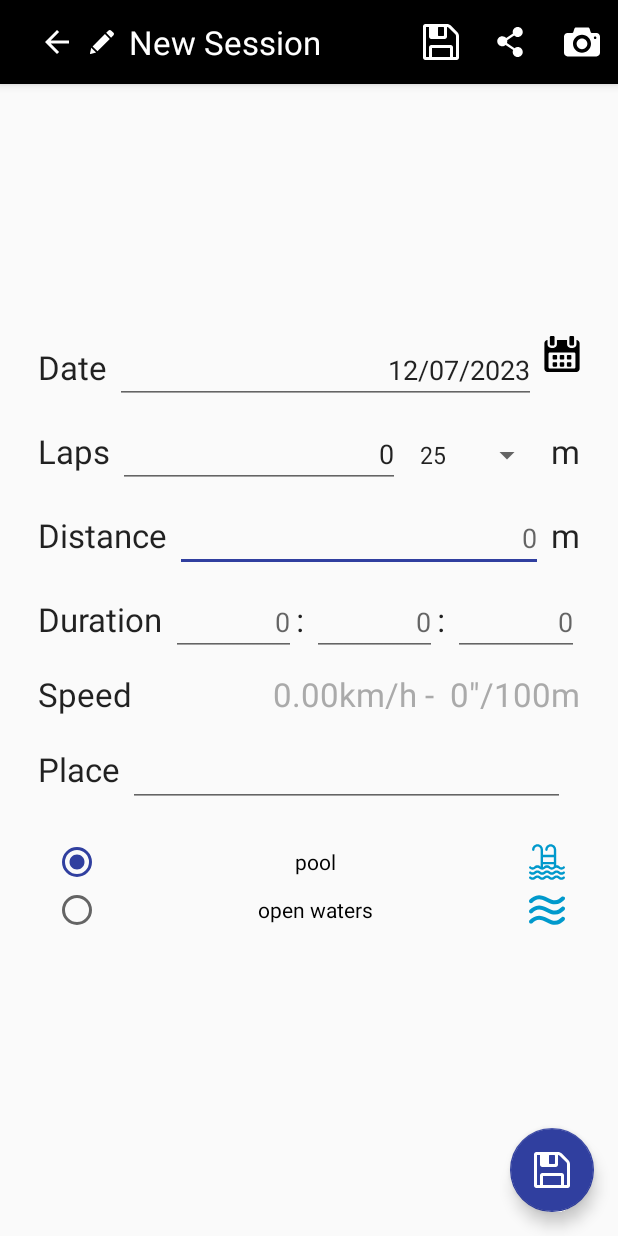
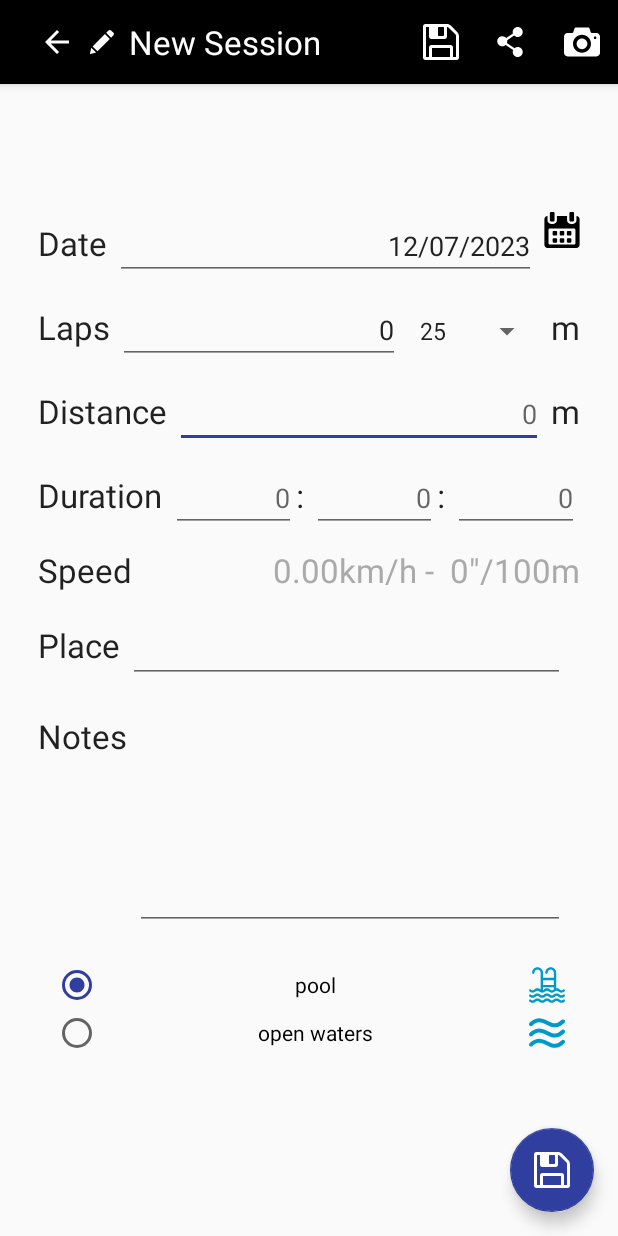
Before and after one commit to Baltasarq/nadamillas, an Android app: the screen it shows after launch (EditSessionActivity), after a tap on "New", on a phone screen of 412 x 824 dp. Run offline under Robolectric (Android 15) with nearby library versions, the phone set to English and light mode, and no system bars; 3 other taps on this screen came first.

Commit message:
Fixes issue #8: adds a 'notes' field in session

```diff
--- a/app/build.gradle
+++ b/app/build.gradle
@@ -6,11 +6,11 @@ android {
         applicationId "com.devbaltasarq.nadamillas"
         minSdk 21
         targetSdk 34
-        versionCode 27
-        versionName '1.2.8'
+        versionCode 28
+        versionName '1.2.9'
         testInstrumentationRunner 'androidx.test.runner.AndroidJUnitRunner'
         vectorDrawables.useSupportLibrary = true
-        versionNameSuffix '.20231204'
+        versionNameSuffix '.20231207'
     }
     buildTypes {
         release {
--- a/app/src/main/java/com/devbaltasarq/nadamillas/core/AppInfo.java
+++ b/app/src/main/java/com/devbaltasarq/nadamillas/core/AppInfo.java
@@ -7,8 +7,8 @@ package com.devbaltasarq.nadamillas.core;
 public class AppInfo {
     public static final String AUTHOR = "dev::baltasarq";
     public static final String EMAIL = "baltasarq@gmail.com";
-    public static final String VERSION = "1.2.8";
-    public static final String SERIAL = "20231204";
+    public static final String VERSION = "1.2.9";
+    public static final String SERIAL = "20231207";
     public static final String LICENSE = "MIT license";
     public static final String COPYRIGHT = "(c) 2019/23";
 
--- a/app/src/main/java/com/devbaltasarq/nadamillas/core/DataStore.java
+++ b/app/src/main/java/com/devbaltasarq/nadamillas/core/DataStore.java
@@ -3,16 +3,12 @@
 
 package com.devbaltasarq.nadamillas.core;
 
-import android.content.ContentResolver;
 import android.content.ContentValues;
 import android.content.Context;
 import android.database.Cursor;
 import android.database.SQLException;
 import android.database.sqlite.SQLiteDatabase;
 import android.database.sqlite.SQLiteOpenHelper;
-import android.net.Uri;
-import android.os.Environment;
-import android.provider.MediaStore;
 import android.util.JsonReader;
 import android.util.JsonWriter;
 import android.util.Log;
@@ -41,7 +37,7 @@ public class DataStore extends SQLiteOpenHelper {
     private static final String LOG_TAG = DataStore.class.getSimpleName();
     public static final String DIR_BACKUP_NAME = "backup";
     public static final String EXT_BACKUP_FILE = "json";
-    private static final int VERSION = 5;
+    private static final int VERSION = 7;
     private static final String NAME = "swimming_workouts";
     private static final String TABLE_YEARS = "years";
     private static final String TABLE_SESSIONS = "workouts";
@@ -86,7 +82,7 @@ public class DataStore extends SQLiteOpenHelper {
     {
         Log.d( LOG_TAG, "upgrading database.");
 
-        try{
+        try {
             db.beginTransaction();
 
             createYearsInfoTable( db );
@@ -119,7 +115,8 @@ public class DataStore extends SQLiteOpenHelper {
                         + SessionStorage.FIELD_DISTANCE + " integer NOT NULL,"
                         + SessionStorage.FIELD_AT_POOL + " boolean NOT NULL,"
                         + SessionStorage.FIELD_SECONDS + " integer NOT NULL,"
-                        + SessionStorage.FIELD_PLACE + " text NOT NULL DEFAULT \"\")"
+                        + SessionStorage.FIELD_PLACE + " text NOT NULL DEFAULT \"\","
+                        + SessionStorage.FIELD_NOTES + " text NOT NULL DEFAULT \"\")"
         );
     }
 
@@ -140,17 +137,36 @@ public class DataStore extends SQLiteOpenHelper {
 
         if ( newVersion > oldVersion ) {
             if ( oldVersion <= 3 ) {
+                try {
                     // Add the time column to the sessions table.
                     db.execSQL( "ALTER TABLE " + TABLE_SESSIONS
                             + " ADD COLUMN " +  SessionStorage.FIELD_SECONDS
                             + " integer NOT NULL DEFAULT 0;" );
+                } catch(SQLException exc) {
+                    Log.e( LOG_TAG, exc.getMessage() );
+                }
             }
 
             if ( oldVersion <= 5 ) {
+                try {
                     // Add the place column to the sessions table.
                     db.execSQL( "ALTER TABLE " + TABLE_SESSIONS
                             + " ADD COLUMN " +  SessionStorage.FIELD_PLACE
                             + " text NOT NULL DEFAULT \"\";" );
+                } catch(SQLException exc) {
+                    Log.e( LOG_TAG, exc.getMessage() );
+                }
+            }
+
+            if ( oldVersion <= 7 ) {
+                try {
+                    // Add the notes column to the sessions table.
+                    db.execSQL( "ALTER TABLE " + TABLE_SESSIONS
+                            + " ADD COLUMN " +  SessionStorage.FIELD_NOTES
+                            + " text NOT NULL DEFAULT \"\";" );
+                } catch(SQLException exc) {
+                    Log.e( LOG_TAG, exc.getMessage() );
+                }
             }
         }
 
@@ -162,7 +178,7 @@ public class DataStore extends SQLiteOpenHelper {
         return DIR_BACKUP;
     }
 
-    /** Retrives the accumulated distances from the database.
+    /** Retrieves the accumulated distances from the database.
       * @return a YearInfo object.
       */
     public YearInfo getCurrentYearInfo()
--- a/app/src/main/java/com/devbaltasarq/nadamillas/core/Session.java
+++ b/app/src/main/java/com/devbaltasarq/nadamillas/core/Session.java
@@ -20,9 +20,14 @@ public class Session {
       * @param distance the distance for this session.
       * @param atPool whether this session was done at the pool or not.
       */
-    public Session(Date date, int distance, Duration duration, boolean atPool, String place)
+    public Session(Date date,
+                   int distance,
+                   Duration duration,
+                   boolean atPool,
+                   String place,
+                   String notes)
     {
-        this( FAKE_ID, date, distance, duration, atPool, place );
+        this( FAKE_ID, date, distance, duration, atPool, place, notes );
     }
 
     /** Creates a new training session.
@@ -30,9 +35,14 @@ public class Session {
      * @param distance the distance for this session.
      * @param atPool whether this session was done at the pool or not.
      */
-    public Session(Date date, int distance, int secs, boolean atPool, String place)
+    public Session(Date date,
+                   int distance,
+                   int secs,
+                   boolean atPool,
+                   String place,
+                   String notes)
     {
-        this( FAKE_ID, date, distance, new Duration( secs ), atPool, place );
+        this( FAKE_ID, date, distance, new Duration( secs ), atPool, place, notes );
     }
 
     /** Creates a new training session.
@@ -41,9 +51,15 @@ public class Session {
      * @param distance the distance for this session.
      * @param atPool whether this session was done at the pool or not.
      */
-    public Session(int id, Date date, int distance, int secs, boolean atPool, String place)
+    public Session(int id,
+                   Date date,
+                   int distance,
+                   int secs,
+                   boolean atPool,
+                   String place,
+                   String notes)
     {
-        this( id, date, distance, new Duration( secs ), atPool, place );
+        this( id, date, distance, new Duration( secs ), atPool, place, notes );
     }
 
     /** Creates a new training session.
@@ -52,7 +68,13 @@ public class Session {
      * @param distance the distance for this session.
      * @param atPool whether this session was done at the pool or not.
      */
-    public Session(int id, Date date, int distance, Duration duration, boolean atPool, String place)
+    public Session(int id,
+                   Date date,
+                   int distance,
+                   Duration duration,
+                   boolean atPool,
+                   String place,
+                   String notes)
     {
         this.id = id;
         this.date = date;
@@ -64,10 +86,15 @@ public class Session {
             place = "";
         }
 
+        if ( notes == null ) {
+            notes = "";
+        }
+
         this.place = Util.capitalize( place );
+        this.notes = Util.capitalize( notes );
     }
 
-    /** @return the id for this session. -1 if fake. */
+    /** @return the id for this session. Is FAKE_ID if fake. */
     public int getId()
     {
         return this.id;
@@ -101,6 +128,12 @@ public class Session {
     public String getPlace()
     {
         return this.place;
+    }
+
+    /** @return the notes related to this session. */
+    public String getNotes()
+    {
+        return this.notes;
     }
 
     /** @return the formatted distance. */
@@ -212,7 +245,8 @@ public class Session {
                             this.getDistance(),
                             this.getDuration(),
                             this.isAtPool(),
-                            this.place );
+                            this.place,
+                            this.notes );
     }
 
     @Override
@@ -224,6 +258,7 @@ public class Session {
                 + this.getDistance()
                 + this.getDuration().hashCode()
                 + this.getPlace().hashCode()
+                + this.getNotes().hashCode()
                 + ( this.isAtPool() ? 31 : 37 )
         );
     }
@@ -233,12 +268,11 @@ public class Session {
     {
         boolean toret = false;
 
-        if ( other instanceof Session ) {
-            final Session OTHER_SESSION = (Session) other;
-
+        if ( other instanceof final Session OTHER_SESSION ) {
             toret = this.getDate().equals( OTHER_SESSION.getDate() )
                     && this.getDistance() == OTHER_SESSION.getDistance()
                     && this.getDuration().equals( OTHER_SESSION.getDuration() )
+                    && this.getPlace().equals( OTHER_SESSION.getPlace() )
                     && this.isAtPool() == OTHER_SESSION.isAtPool();
         }
 
@@ -249,13 +283,14 @@ public class Session {
     public String toString()
     {
         return String.format( Locale.getDefault(),
-                         "%03d: %s: %7dm (%s) %s - %s",
+                                "%03d: %s: %7dm (%s) %s - %s (%s)",
                                 this.getId(),
                                 Util.getShortDate( this.getDate(), null ),
                                 this.getDistance(),
                                 this.getDuration().toString(),
                                 this.isAtPool() ? "at pool" : "open water",
-                                this.getPlace() );
+                                this.getPlace(),
+                                this.getNotes() );
     }
 
     private final int id;
@@ -264,4 +299,5 @@ public class Session {
     private final Duration duration;
     private final boolean atPool;
     private final String place;
+    private final String notes;
 }
--- a/app/src/main/java/com/devbaltasarq/nadamillas/ui/BaseActivity.java
+++ b/app/src/main/java/com/devbaltasarq/nadamillas/ui/BaseActivity.java
@@ -56,7 +56,7 @@ public abstract class BaseActivity extends AppCompatActivity {
 
         if ( date != null ) {
             final Bundle BUNDLE = new Bundle();
-            new SessionStorage( new Session( date, 0, 0, true, "" ) ).toBundle( BUNDLE );
+            new SessionStorage( new Session( date, 0, 0, true, "", "" ) ).toBundle( BUNDLE );
             NEW_SESSION_DATA.putExtras( BUNDLE );
         }
 
--- a/app/src/main/java/com/devbaltasarq/nadamillas/ui/EditSessionActivity.java
+++ b/app/src/main/java/com/devbaltasarq/nadamillas/ui/EditSessionActivity.java
@@ -59,6 +59,7 @@ public class EditSessionActivity extends BaseActivity {
         this.blockListeners = true;
         this.date = Util.getDate().getTime();
         this.duration = new Duration( 0 );
+        this.place = this.notes = "";
 
         if ( DATA != null ) {
             final Session SESSION = SessionStorage.createFrom( DATA );
@@ -72,6 +73,7 @@ public class EditSessionActivity extends BaseActivity {
                     this.distance = SESSION.getDistance();
                     this.duration = SESSION.getDuration();
                     this.place = SESSION.getPlace();
+                    this.notes = SESSION.getNotes();
                 }
             } else {
                 long instant = DATA.getLong( SessionStorage.FIELD_DATE, this.date.getTime() );
@@ -96,6 +98,7 @@ public class EditSessionActivity extends BaseActivity {
         final EditText ED_SECONDS = this.findViewById( R.id.edSeconds );
         final EditText ED_DISTANCE = this.findViewById( R.id.edDistance );
         final EditText ED_PLACE = this.findViewById( R.id.edPlace );
+        final EditText ED_NOTES = this.findViewById( R.id.edNotes );
         final ImageButton BT_DATE = this.findViewById( R.id.btDate );
         final ImageButton BT_SHARE = this.findViewById( R.id.btShareEditSession );
         final RadioGroup GRD_WATER_TYPES = this.findViewById( R.id.grdWaters );
@@ -305,6 +308,25 @@ public class EditSessionActivity extends BaseActivity {
             }
         });
 
+        ED_NOTES.setText( this.notes );
+        ED_NOTES.addTextChangedListener(  new TextWatcher() {
+            @Override
+            public void beforeTextChanged(CharSequence s, int start, int count, int after)
+            {
+            }
+
+            @Override
+            public void onTextChanged(CharSequence s, int start, int before, int count)
+            {
+            }
+
+            @Override
+            public void afterTextChanged(Editable s)
+            {
+                EditSessionActivity.this.notes = Util.capitalize( s.toString() );
+            }
+        });
+
         this.blockListeners = false;
 
         // Set focus
@@ -460,7 +482,8 @@ public class EditSessionActivity extends BaseActivity {
                                                 this.distance,
                                                 this.duration,
                                                 this.atPool,
-                                                this.place );
+                                                this.place,
+                                                this.notes );
             final EditText ED_POOL_LAPS = this.findViewById( R.id.edLaps );
             int poolLength = this.getPoolLength();
             int numLaps = 0;
@@ -491,7 +514,8 @@ public class EditSessionActivity extends BaseActivity {
                                             this.distance,
                                             this.duration,
                                             this.atPool,
-                                            this.place );
+                                            this.place,
+                                            this.notes );
 
         LBL_SPEED.setText( FAKE_SESSION.getSpeedAsString( settings )
                             + " - "
@@ -522,7 +546,8 @@ public class EditSessionActivity extends BaseActivity {
                                         this.distance,
                                         this.duration,
                                         this.atPool,
-                                        this.place );
+                                        this.place,
+                                        this.notes );
 
         this.share( FAKE_SESSION.toHumanReadableString( this, settings ) );
     }
@@ -546,7 +571,8 @@ public class EditSessionActivity extends BaseActivity {
                             this.distance,
                             this.duration,
                             this.atPool,
-                            this.place ) ).toBundle( DATA );
+                            this.place,
+                            this.notes ) ).toBundle( DATA );
         RET_DATA.putExtras( DATA );
 
         // Finish
@@ -558,6 +584,7 @@ public class EditSessionActivity extends BaseActivity {
     private int distance;
     private Duration duration;
     private String place;
+    private String notes;
     private boolean blockListeners;
     private boolean atPool;
 }
--- a/app/src/main/res/layout/content_edit_session.xml
+++ b/app/src/main/res/layout/content_edit_session.xml
@@ -252,6 +252,35 @@
                 android:orientation="horizontal"
                 android:padding="5dp">
 
+                <TextView
+                    android:layout_width="wrap_content"
+                    android:layout_height="wrap_content"
+                    android:gravity="end"
+                    android:textAppearance="@style/Base.TextAppearance.AppCompat.Large"
+                    android:text="@string/label_notes" />
+
+                <EditText       android:id="@+id/edNotes"
+                    android:gravity="top|left"
+                    android:inputType="textMultiLine"
+                    android:lines="5"
+                    android:minLines="5"
+                    android:scrollHorizontally="true"
+                    android:scrollbars="vertical"
+                    android:layout_marginStart="5dp"
+                    android:layout_weight=".8"
+                    android:layout_width="wrap_content"
+                    android:layout_height="wrap_content"
+                    android:layout_marginEnd="10dp"
+                    android:textAppearance="@style/Base.TextAppearance.AppCompat.Large" />
+
+            </LinearLayout>
+
+            <LinearLayout
+                android:layout_width="match_parent"
+                android:layout_height="wrap_content"
+                android:orientation="horizontal"
+                android:padding="5dp">
+
                 <RadioGroup
                     android:id="@+id/grdWaters"
                     android:layout_width="match_parent"
--- a/app/src/main/res/values/strings.xml
+++ b/app/src/main/res/values/strings.xml
@@ -66,6 +66,7 @@
     <string name="label_abbrev_open_waters">ow</string>
     <string name="label_laps">Laps</string>
     <string name="label_place">Place</string>
+    <string name="label_notes">Notes</string>
     <string name="label_share">Share</string>
 
     <!-- Messages -->
```
Also changed, not shown: app/src/main/java/com/devbaltasarq/nadamillas/core/storage/SessionStorage.java (+18 -5 lines), 1 other file. Lines whose indentation alone changed are shown as unchanged.
